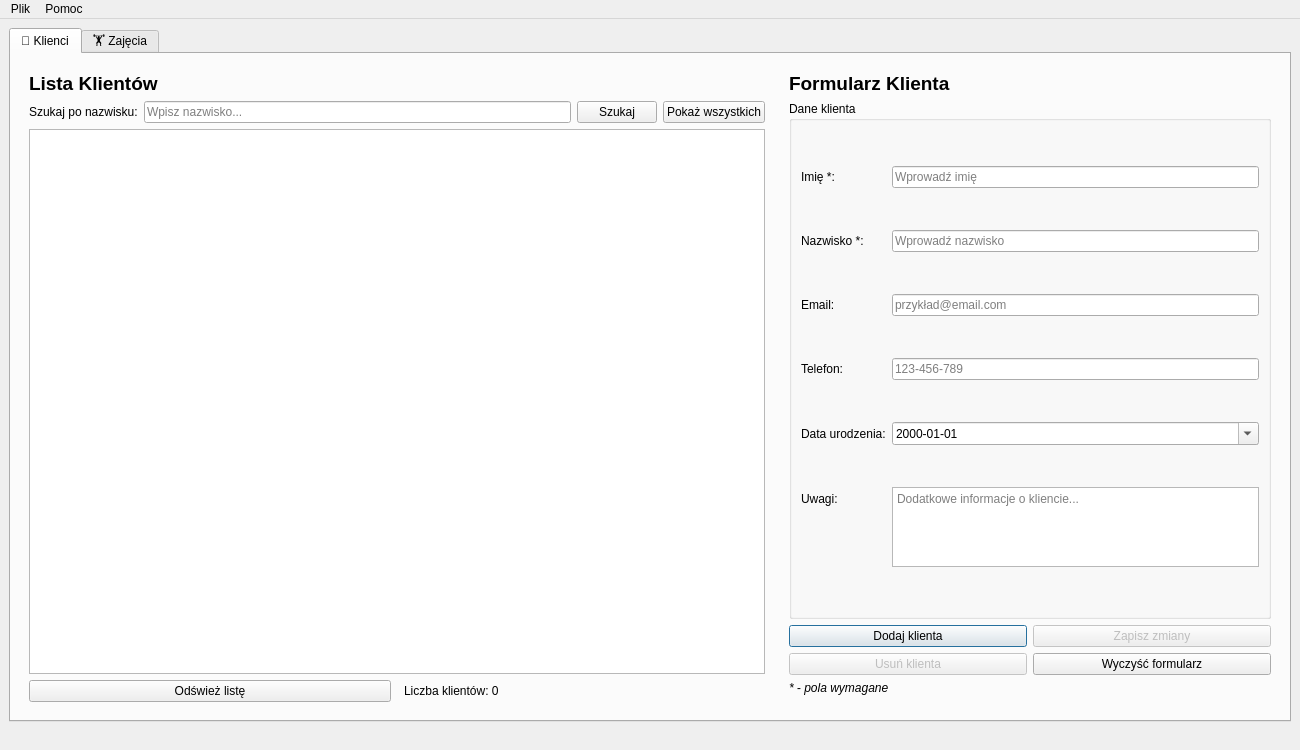
Old version of the form mainwindow.ui in the repository kacperhy/ZSilka.
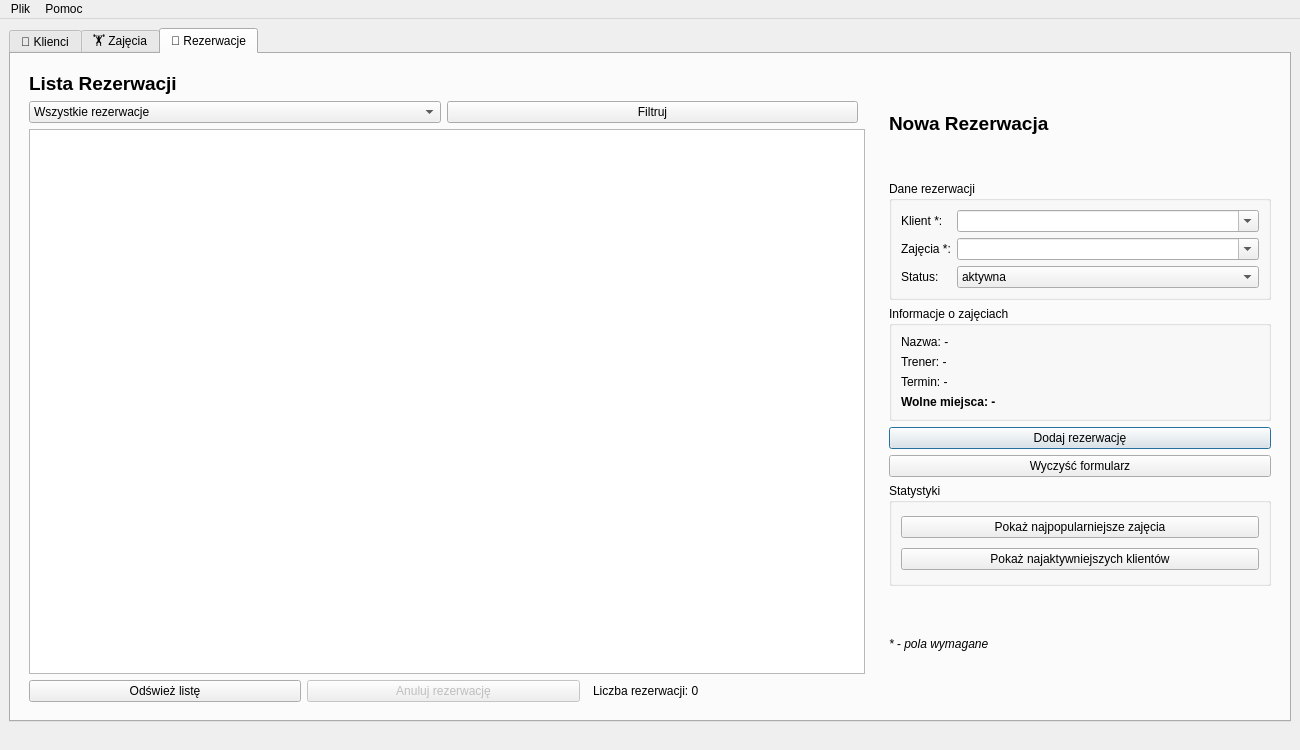
New version of the form. The open tabs and pages were chosen to show the change.

Commit message: Coś narazie nie działa z rezerwacją

The edit to the form file:
```diff
--- a/mainwindow.ui
+++ b/mainwindow.ui
@@ -729,6 +729,340 @@
         </item>
        </layout>
       </widget>
+
+      <!-- ==================== ZAKŁADKA 3: REZERWACJE ==================== -->
+      <widget class="QWidget" name="tabRezerwacje">
+       <attribute name="title">
+        <string>📅 Rezerwacje</string>
+       </attribute>
+       <layout class="QHBoxLayout" name="horizontalLayout_rezerwacje">
+        <item>
+         <!-- LEWA STRONA - LISTA REZERWACJI -->
+         <widget class="QWidget" name="leftPanelRezerwacje" native="true">
+          <property name="minimumSize">
+           <size>
+            <width>650</width>
+            <height>0</height>
+           </size>
+          </property>
+          <layout class="QVBoxLayout" name="verticalLayout_leftRezerwacje">
+           <item>
+            <widget class="QLabel" name="labelRezerwacjeTitle">
+             <property name="text">
+              <string>Lista Rezerwacji</string>
+             </property>
+             <property name="font">
+              <font>
+               <pointsize>14</pointsize>
+               <weight>75</weight>
+               <bold>true</bold>
+              </font>
+             </property>
+            </widget>
+           </item>
+
+           <!-- Filtrowanie rezerwacji -->
+           <item>
+            <layout class="QHBoxLayout" name="filterLayoutRezerwacje">
+             <item>
+              <widget class="QComboBox" name="comboBoxFilterStatusRezerwacje">
+               <item>
+                <property name="text">
+                 <string>Wszystkie rezerwacje</string>
+                </property>
+               </item>
+               <item>
+                <property name="text">
+                 <string>Tylko aktywne</string>
+                </property>
+               </item>
+               <item>
+                <property name="text">
+                 <string>Tylko anulowane</string>
+                </property>
+               </item>
+              </widget>
+             </item>
+             <item>
+              <widget class="QPushButton" name="pushButtonFilterRezerwacje">
+               <property name="text">
+                <string>Filtruj</string>
+               </property>
+              </widget>
+             </item>
+             <item>
+              <spacer name="horizontalSpacerFilterRezerwacje">
+               <property name="orientation">
+                <enum>Qt::Horizontal</enum>
+               </property>
+              </spacer>
+             </item>
+            </layout>
+           </item>
+
+           <!-- Tabela z rezerwacjami -->
+           <item>
+            <widget class="QTableWidget" name="tableWidgetRezerwacje">
+             <property name="alternatingRowColors">
+              <bool>true</bool>
+             </property>
+             <property name="selectionBehavior">
+              <enum>QAbstractItemView::SelectRows</enum>
+             </property>
+             <property name="sortingEnabled">
+              <bool>true</bool>
+             </property>
+            </widget>
+           </item>
+
+           <!-- Przyciski akcji rezerwacji -->
+           <item>
+            <layout class="QHBoxLayout" name="buttonsLayoutRezerwacje">
+             <item>
+              <widget class="QPushButton" name="pushButtonOdswiezRezerwacje">
+               <property name="text">
+                <string>Odśwież listę</string>
+               </property>
+              </widget>
+             </item>
+             <item>
+              <widget class="QPushButton" name="pushButtonAnulujRezerwacje">
+               <property name="text">
+                <string>Anuluj rezerwację</string>
+               </property>
+               <property name="enabled">
+                <bool>false</bool>
+               </property>
+              </widget>
+             </item>
+             <item>
+              <spacer name="horizontalSpacerRezerwacje">
+               <property name="orientation">
+                <enum>Qt::Horizontal</enum>
+               </property>
+              </spacer>
+             </item>
+             <item>
+              <widget class="QLabel" name="labelLiczbaRezerwacji">
+               <property name="text">
+                <string>Liczba rezerwacji: 0</string>
+               </property>
+              </widget>
+             </item>
+            </layout>
+           </item>
+          </layout>
+         </widget>
+        </item>
+
+        <item>
+         <!-- PRAWA STRONA - FORMULARZ REZERWACJI -->
+         <widget class="QWidget" name="rightPanelRezerwacje" native="true">
+          <property name="minimumSize">
+           <size>
+            <width>400</width>
+            <height>0</height>
+           </size>
+          </property>
+          <property name="maximumSize">
+           <size>
+            <width>500</width>
+            <height>16777215</height>
+           </size>
+          </property>
+          <layout class="QVBoxLayout" name="verticalLayout_rightRezerwacje">
+           <item>
+            <widget class="QLabel" name="labelFormularzRezerwacjiTitle">
+             <property name="text">
+              <string>Nowa Rezerwacja</string>
+             </property>
+             <property name="font">
+              <font>
+               <pointsize>14</pointsize>
+               <weight>75</weight>
+               <bold>true</bold>
+              </font>
+             </property>
+            </widget>
+           </item>
+
+           <!-- Formularz rezerwacji -->
+           <item>
+            <widget class="QGroupBox" name="groupBoxFormularzRezerwacji">
+             <property name="title">
+              <string>Dane rezerwacji</string>
+             </property>
+             <layout class="QFormLayout" name="formLayoutRezerwacji">
+              <item row="0" column="0">
+               <widget class="QLabel" name="labelKlientRezerwacji">
+                <property name="text">
+                 <string>Klient *:</string>
+                </property>
+               </widget>
+              </item>
+              <item row="0" column="1">
+               <widget class="QComboBox" name="comboBoxKlientRezerwacji">
+                <property name="editable">
+                 <bool>true</bool>
+                </property>
+               </widget>
+              </item>
+              <item row="1" column="0">
+               <widget class="QLabel" name="labelZajeciaRezerwacji">
+                <property name="text">
+                 <string>Zajęcia *:</string>
+                </property>
+               </widget>
+              </item>
+              <item row="1" column="1">
+               <widget class="QComboBox" name="comboBoxZajeciaRezerwacji">
+                <property name="editable">
+                 <bool>true</bool>
+                </property>
+               </widget>
+              </item>
+              <item row="2" column="0">
+               <widget class="QLabel" name="labelStatusRezerwacji">
+                <property name="text">
+                 <string>Status:</string>
+                </property>
+               </widget>
+              </item>
+              <item row="2" column="1">
+               <widget class="QComboBox" name="comboBoxStatusRezerwacji">
+                <item>
+                 <property name="text">
+                  <string>aktywna</string>
+                 </property>
+                </item>
+                <item>
+                 <property name="text">
+                  <string>anulowana</string>
+                 </property>
+                </item>
+               </widget>
+              </item>
+             </layout>
+            </widget>
+           </item>
+
+           <!-- Informacje o zajęciach -->
+           <item>
+            <widget class="QGroupBox" name="groupBoxInfoZajecia">
+             <property name="title">
+              <string>Informacje o zajęciach</string>
+             </property>
+             <layout class="QVBoxLayout" name="verticalLayoutInfoZajecia">
+              <item>
+               <widget class="QLabel" name="labelInfoNazwaZajec">
+                <property name="text">
+                 <string>Nazwa: -</string>
+                </property>
+               </widget>
+              </item>
+              <item>
+               <widget class="QLabel" name="labelInfoTrener">
+                <property name="text">
+                 <string>Trener: -</string>
+                </property>
+               </widget>
+              </item>
+              <item>
+               <widget class="QLabel" name="labelInfoDataCzas">
+                <property name="text">
+                 <string>Termin: -</string>
+                </property>
+               </widget>
+              </item>
+              <item>
+               <widget class="QLabel" name="labelInfoMiejsca">
+                <property name="text">
+                 <string>Wolne miejsca: -</string>
+                </property>
+                <property name="font">
+                 <font>
+                  <weight>75</weight>
+                  <bold>true</bold>
+                 </font>
+                </property>
+               </widget>
+              </item>
+             </layout>
+            </widget>
+           </item>
+
+           <!-- Przyciski formularza rezerwacji -->
+           <item>
+            <layout class="QVBoxLayout" name="formButtonsLayoutRezerwacji">
+             <item>
+              <widget class="QPushButton" name="pushButtonDodajRezerwacje">
+               <property name="text">
+                <string>Dodaj rezerwację</string>
+               </property>
+               <property name="default">
+                <bool>true</bool>
+               </property>
+              </widget>
+             </item>
+             <item>
+              <widget class="QPushButton" name="pushButtonWyczyscRezerwacje">
+               <property name="text">
+                <string>Wyczyść formularz</string>
+               </property>
+              </widget>
+             </item>
+            </layout>
+           </item>
+
+           <!-- Statystyki -->
+           <item>
+            <widget class="QGroupBox" name="groupBoxStatystyki">
+             <property name="title">
+              <string>Statystyki</string>
+             </property>
+             <layout class="QVBoxLayout" name="verticalLayoutStatystyki">
+              <item>
+               <widget class="QPushButton" name="pushButtonPokazStatystyki">
+                <property name="text">
+                 <string>Pokaż najpopularniejsze zajęcia</string>
+                </property>
+               </widget>
+              </item>
+              <item>
+               <widget class="QPushButton" name="pushButtonPokazAktywnych">
+                <property name="text">
+                 <string>Pokaż najaktywniejszych klientów</string>
+                </property>
+               </widget>
+              </item>
+             </layout>
+            </widget>
+           </item>
+
+           <item>
+            <widget class="QLabel" name="labelWymaganeRezerwacje">
+             <property name="text">
+              <string>* - pola wymagane</string>
+             </property>
+             <property name="font">
+              <font>
+               <italic>true</italic>
+              </font>
+             </property>
+            </widget>
+           </item>
+           <item>
+            <spacer name="verticalSpacerRezerwacje">
+             <property name="orientation">
+              <enum>Qt::Vertical</enum>
+             </property>
+            </spacer>
+           </item>
+          </layout>
+         </widget>
+        </item>
+       </layout>
+      </widget>
      </widget>
     </item>
    </layout>
```
The commit also changes 5 other files.
